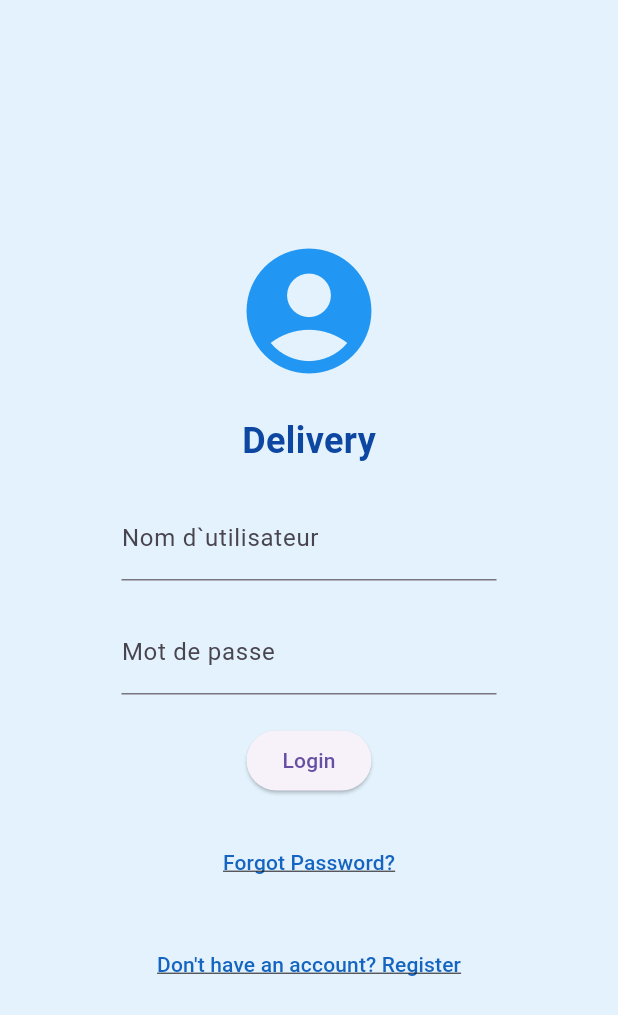
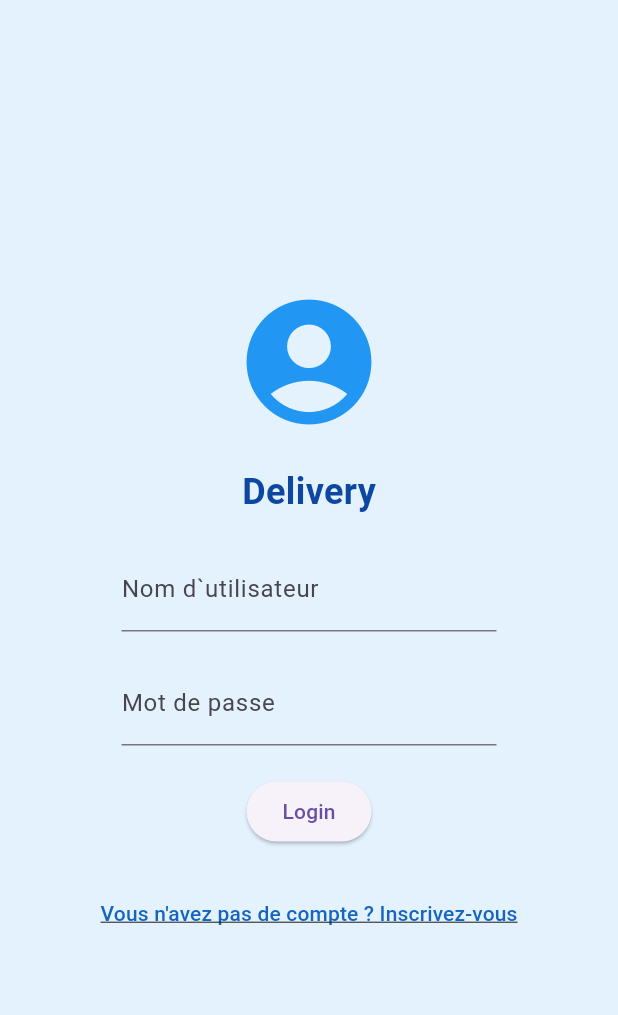
Before and after one commit to ETU1340/deliveryfront, a Flutter app: the screen it shows after launch, on a phone screen of 412 x 824 dp. Shown: the top 1015 px of the screen. Run offline on Flutter 3.47's test engine with Material 3 defaults, Android fonts, the phone set to English and light mode, and no system bars; our stand-ins replace csv, file_picker, flutter_map, image_picker, latlong2, shared_preferences and 1 more; missing offline and left inert: dart:html, flutter_map_marker_popup.

Commit message:
update text

```diff
--- a/lib/screens/login_screen.dart
+++ b/lib/screens/login_screen.dart
@@ -86,20 +86,7 @@ class _ManagerLoginPageState extends State<LoginScreen> {
                         text: 'Login',
                         onPressed: _login,
                       ),
-                      SizedBox(height: 20),
-                      // Forgot password option
-                      TextButton(
-                        onPressed: () {
-                          // Handle forgot password
-                        },
-                        child: Text(
-                          'Forgot Password?',
-                          style: TextStyle(
-                            color: Colors.blue[800], // Slightly lighter blue
-                            decoration: TextDecoration.underline,
-                          ),
-                        ),
-                      ),
+
                       SizedBox(height: 20),
                       // Register option
                       TextButton(
@@ -111,7 +98,7 @@ class _ManagerLoginPageState extends State<LoginScreen> {
                           );
                         },
                         child: Text(
-                          'Don\'t have an account? Register',
+                          'Vous n\'avez pas de compte ? Inscrivez-vous',
                           style: TextStyle(
                             color: Colors.blue[800],
                             decoration: TextDecoration.underline,
```
Also changed, not shown: lib/screens/register_screen.dart (+8 -3 lines).
